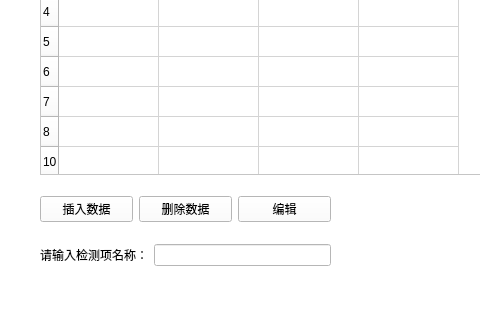
Above: manager.ui from Woodsssss/Lanzhou before the change; both pictures show x 0 to 480 and y 216 to 536 of the 869 by 536 pixel window. Below: the same form after it.
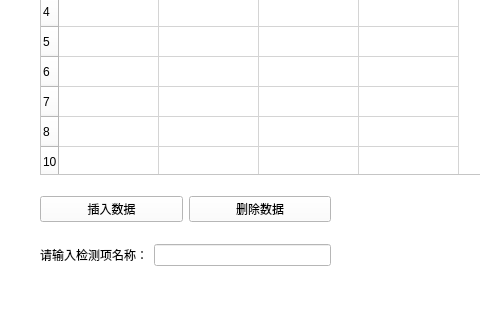
That is the form after the change. The open tabs and pages were chosen to show the change.

The edit to the form file:
```diff
--- a/manager.ui
+++ b/manager.ui
@@ -542,13 +542,6 @@
          </property>
         </widget>
        </item>
-       <item>
-        <widget class="QPushButton" name="pushButton_5">
-         <property name="text">
-          <string>编辑</string>
-         </property>
-        </widget>
-       </item>
       </layout>
      </widget>
      <widget class="QLabel" name="label_title_3">
```
Left out of the diff: 2 changed lines with no effect on the pictures.
